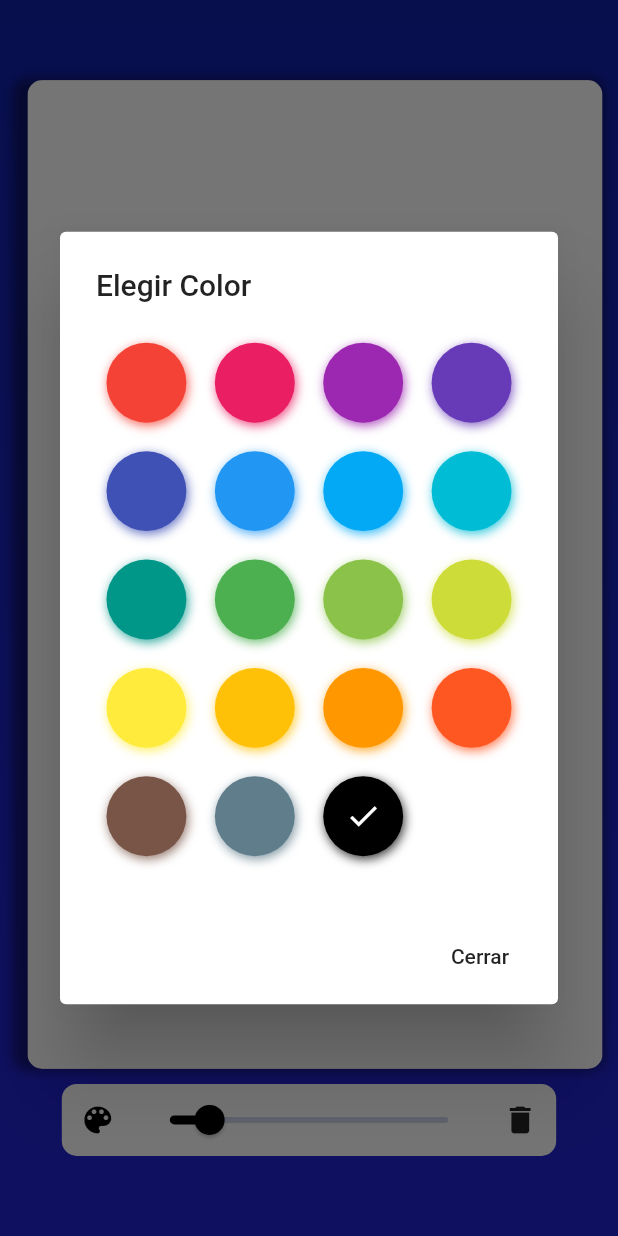
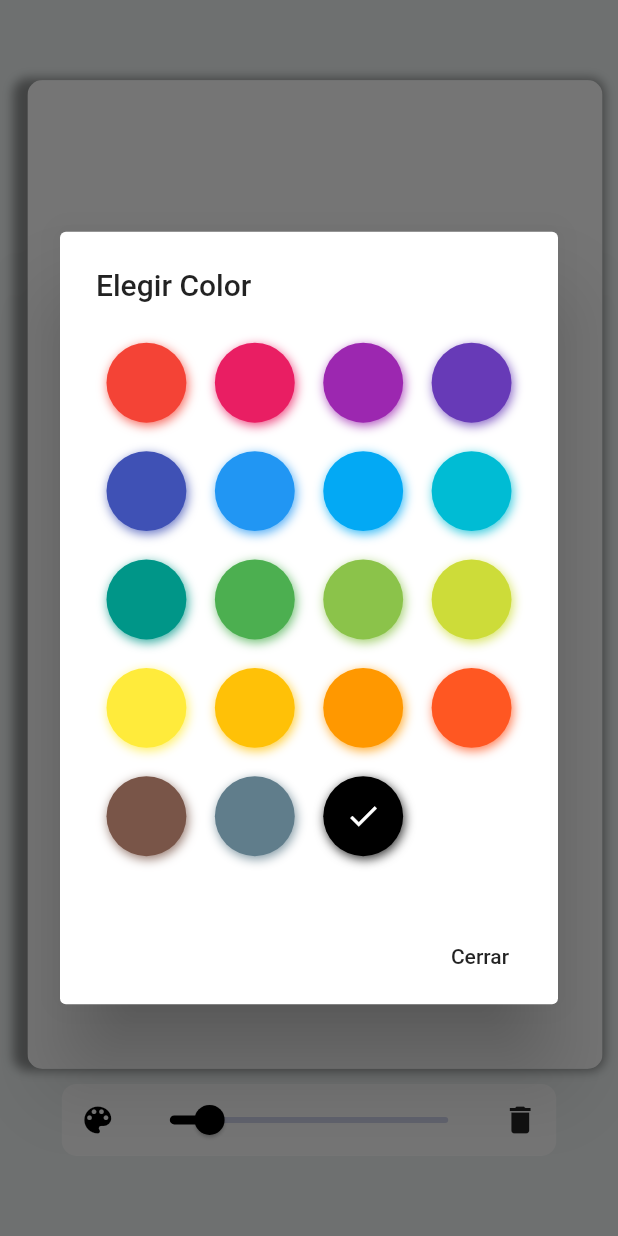
Before and after one commit to FelixAVeras/OdespraTask, a Flutter app: the MyCustomDrawPage screen opened by its route, after a tap on the "color lens" icon, on a phone screen of 412 x 824 dp. Run offline on Flutter 3.47's test engine with Material 2 defaults, Android fonts, the phone set to English and light mode, and no system bars; drawn by our look-alikes of flutter_colorpicker; our stand-ins replace image_picker; missing offline and left inert: mime_type; network calls fail.

```diff
--- a/lib/main.dart
+++ b/lib/main.dart
@@ -3,7 +3,7 @@ import 'package:odespratask/pages/home.dart';
 import 'package:odespratask/pages/mycustomdraw.dart';
 import 'package:odespratask/pages/taskdetail.dart';
 import 'package:odespratask/pages/taskformpage.dart';
-import 'package:odespratask/pages/tasklistpage.dart';
+// import 'package:odespratask/pages/tasklistpage.dart';
 
 void main() => runApp(OdespraTask());
 
--- a/lib/pages/mycustomdraw.dart
+++ b/lib/pages/mycustomdraw.dart
@@ -24,7 +24,7 @@ class _MyCustomDrawPageState extends State<MyCustomDrawPage> {
   void selectColor() {
     showDialog(
         context: context,
-        child: AlertDialog(
+        builder: (context) => AlertDialog(
               title: Text('Elegir Color'),
               content: SingleChildScrollView(
                 child: BlockPicker(
@@ -59,9 +59,9 @@ class _MyCustomDrawPageState extends State<MyCustomDrawPage> {
                     begin: Alignment.topCenter,
                     end: Alignment.bottomCenter,
                     colors: [
-                  Color.fromRGBO(17, 32, 168, 1.0),
-                  Color.fromRGBO(25, 33, 190, 1.0),
-                  Color.fromRGBO(34, 34, 211, 1.0)
+                  Color.fromRGBO(240, 245, 245, 1.0),
+                  Color.fromRGBO(240, 245, 245, 1.0),
+                  Color.fromRGBO(240, 245, 245, 1.0)
                 ])),
           ),
           Center(
--- a/pubspec.yaml
+++ b/pubspec.yaml
@@ -12,7 +12,7 @@ publish_to: 'none' # Remove this line if you wish to publish to pub.dev
 # build by specifying --build-name and --build-number, respectively.
 # In Android, build-name is used as versionName while build-number used as versionCode.
 # Read more about Android versioning at https://developer.android.com/studio/publish/versioning
-# In iOS, build-name is used as CFBundleShortVersionString while build-number used as CFBundleVersion.
+# In iOS, build-name is used as CFBundleShortVersionString while build-number used as CFBundleVersion
 # Read more about iOS versioning at
 # https://developer.apple.com/library/archive/documentation/General/Reference/InfoPlistKeyReference/Articles/CoreFoundationKeys.html
 version: 1.0.0+1
```
Also changed, not shown: lib/pages/home.dart (+7 -2 lines). Lines whose indentation alone changed are shown as unchanged.
